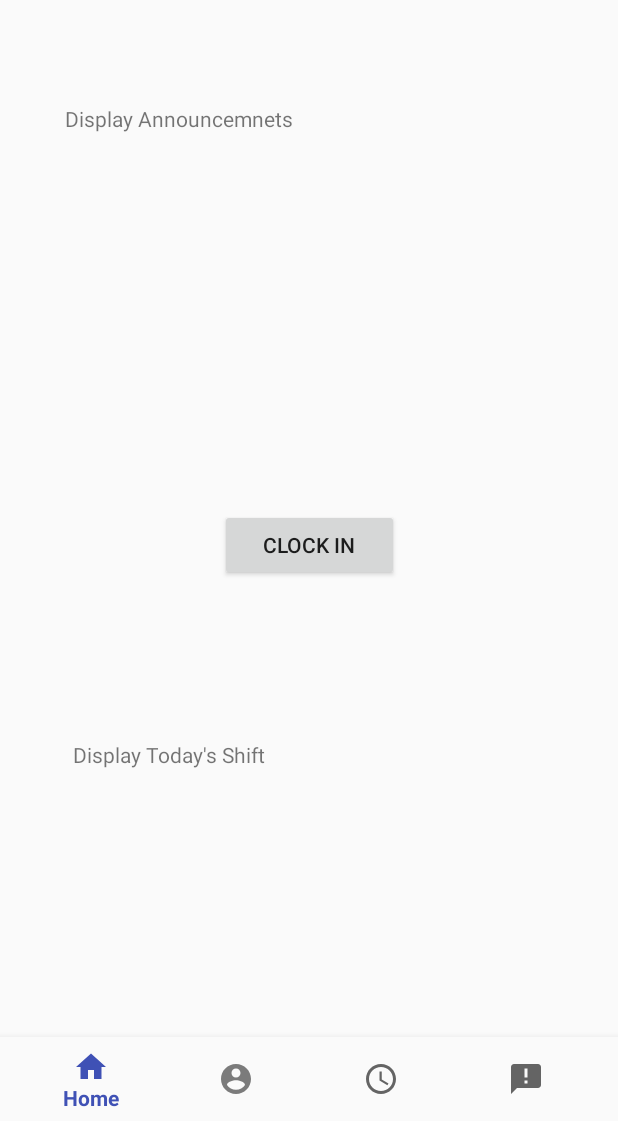
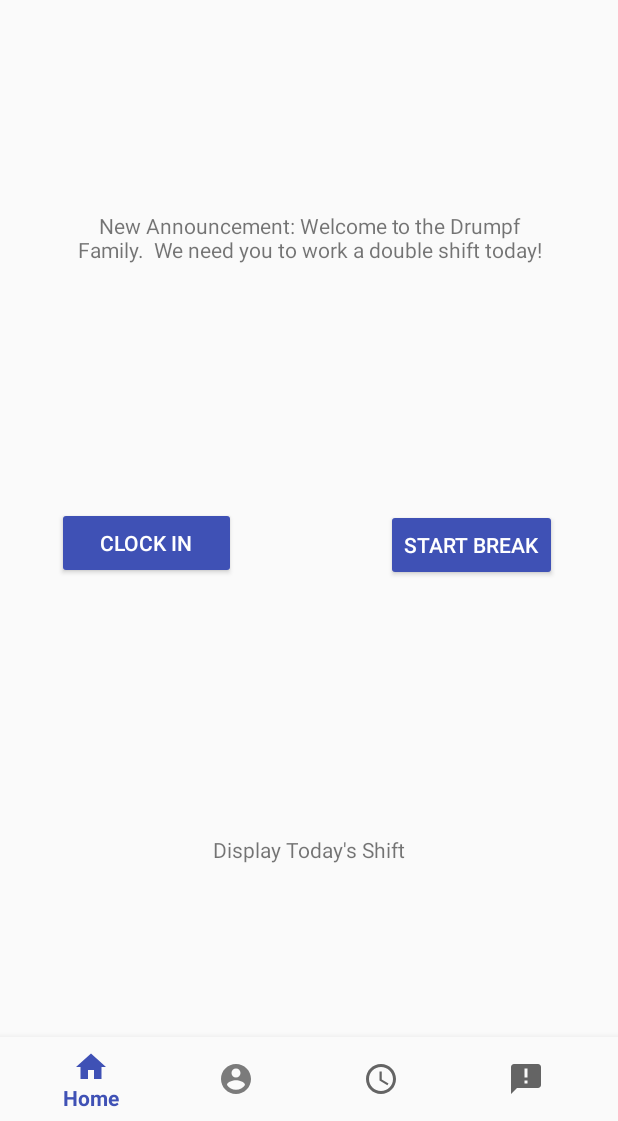
Before and after one commit to MJSanfelippo/CECS491Project, an Android app: the EmployeeHomePageActivity screen opened directly, with no data from a screen before it, on a phone screen of 412 x 824 dp, the part 115-1236 px from its top. Run offline under Robolectric (Android 15) with nearby library versions, the phone set to English and light mode, and no system bars.

Commit message:
updates to employee home screen, changed colors and added break button

```diff
--- a/app/src/main/java/cecs491/android/csulb/edu/cecs491project/EmployeeHomePageActivity.java
+++ b/app/src/main/java/cecs491/android/csulb/edu/cecs491project/EmployeeHomePageActivity.java
@@ -49,4 +49,6 @@ public class EmployeeHomePageActivity extends AppCompatActivity {
         BottomNavigationView navigation = (BottomNavigationView) findViewById(R.id.navigation);
         navigation.setOnNavigationItemSelectedListener(mOnNavigationItemSelectedListener);
     }
+
+
 }
--- a/app/src/main/res/layout/activity_employee_home_page.xml
+++ b/app/src/main/res/layout/activity_employee_home_page.xml
@@ -36,17 +36,21 @@
 
     <Button
         android:id="@+id/ClockInButton"
+        style="@style/Widget.AppCompat.Button.Colored"
         android:layout_width="119dp"
         android:layout_height="wrap_content"
         android:layout_marginBottom="8dp"
         android:layout_marginEnd="8dp"
         android:layout_marginStart="8dp"
         android:layout_marginTop="8dp"
+        android:backgroundTint="@color/colorPrimary"
         android:text="@string/clockInButton"
         app:layout_constraintBottom_toBottomOf="parent"
         app:layout_constraintEnd_toEndOf="parent"
+        app:layout_constraintHorizontal_bias="0.108"
         app:layout_constraintStart_toStartOf="parent"
-        app:layout_constraintTop_toTopOf="parent" />
+        app:layout_constraintTop_toTopOf="parent"
+        app:layout_constraintVertical_bias="0.498" />
 
     <TextView
         android:id="@+id/Announcement_Display"
@@ -56,7 +60,8 @@
         android:layout_marginEnd="8dp"
         android:layout_marginStart="8dp"
         android:layout_marginTop="8dp"
-        android:text="@string/announcmentDisplay"
+        android:gravity="center"
+        android:text="New Announcement: Welcome to the Drumpf Family.  We need you to work a double shift today!"
         android:visibility="visible"
         app:layout_constraintBottom_toTopOf="@+id/ClockInButton"
         app:layout_constraintEnd_toEndOf="parent"
@@ -71,10 +76,28 @@
         android:layout_marginEnd="8dp"
         android:layout_marginStart="8dp"
         android:layout_marginTop="8dp"
+        android:gravity="center"
         android:text="@string/dailyShift"
         app:layout_constraintBottom_toBottomOf="parent"
         app:layout_constraintEnd_toEndOf="parent"
         app:layout_constraintStart_toStartOf="parent"
         app:layout_constraintTop_toBottomOf="@+id/ClockInButton" />
 
+    <Button
+        android:id="@+id/breakButton"
+        style="@style/Widget.AppCompat.Button.Colored"
+        android:layout_width="wrap_content"
+        android:layout_height="wrap_content"
+        android:layout_marginBottom="8dp"
+        android:layout_marginEnd="8dp"
+        android:layout_marginStart="8dp"
+        android:layout_marginTop="8dp"
+        android:backgroundTint="@color/colorPrimary"
+        android:text="Start Break"
+        app:layout_constraintBottom_toBottomOf="parent"
+        app:layout_constraintEnd_toEndOf="parent"
+        app:layout_constraintHorizontal_bias="0.737"
+        app:layout_constraintStart_toEndOf="@+id/ClockInButton"
+        app:layout_constraintTop_toTopOf="parent" />
+
 </android.support.constraint.ConstraintLayout>
--- a/app/src/main/res/values/colors.xml
+++ b/app/src/main/res/values/colors.xml
@@ -1,6 +1,6 @@
 <?xml version="1.0" encoding="utf-8"?>
 <resources>
-    <color name="colorPrimary">#3F51B5</color>
+    <color name="colorPrimary">#3f51b5</color>
     <color name="colorPrimaryDark">#303F9F</color>
     <color name="colorAccent">#FF4081</color>
 </resources>
```
